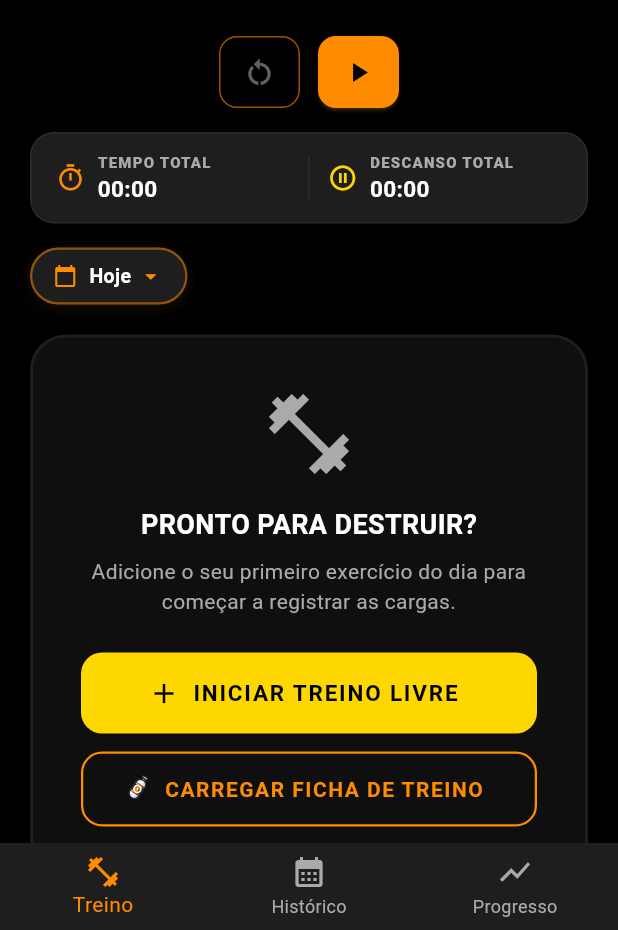
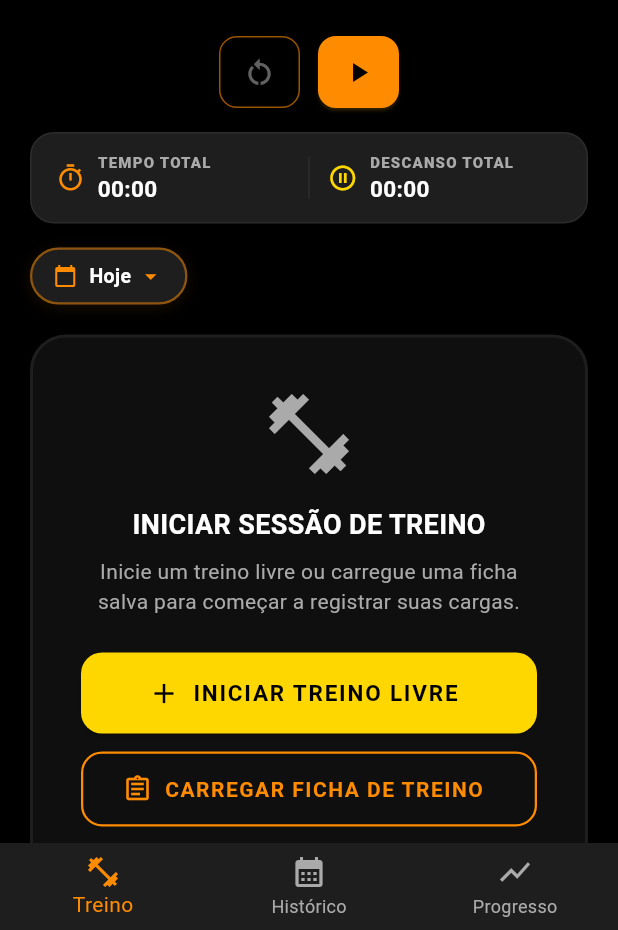
Before and after one commit to Luan-Diniz02/Gym_Saiyajin, a Flutter app: the screen it shows after launch, on a phone screen of 412 x 824 dp, the part 306-1236 px from its top. Run offline on Flutter 3.47's test engine with Material 3 defaults, Android fonts, the phone set to English and light mode, and no system bars; our stand-ins replace file_picker, fl_chart, flutter_local_notifications, image_picker, share_plus, shared_preferences and 3 more; missing offline and left inert: flutter_ringtone_player; accounts and stored records are empty.

Commit message:
refactor(treino): restaurar icones limpos em Fichas e atualizar titulo do card para 'INICIAR SESSAO DE TREINO'

```diff
--- a/lib/screens/treino_screen.dart
+++ b/lib/screens/treino_screen.dart
@@ -8,7 +8,6 @@ import '../models/exercicio.dart';
 import '../models/ficha_treino.dart';
 import '../models/serie.dart';
 import '../controllers/progresso_controller.dart';
-import '../widgets/capsule_icon.dart';
 import '../widgets/celebracao_transformacao_modal.dart';
 import '../widgets/config_tempo_descanso_modal.dart';
 import '../widgets/cronometro_widget.dart';
@@ -625,7 +624,8 @@ class _TreinoScreenState extends State<TreinoScreen> {
                           child: const Row(
                             mainAxisSize: MainAxisSize.min,
                             children: [
-                              CapsuleIcon(
+                              Icon(
+                                Icons.assignment_outlined,
                                 size: 16,
                                 color: AppColors.accent,
                               ),
@@ -910,7 +910,7 @@ class _TreinoScreenState extends State<TreinoScreen> {
           ),
           const SizedBox(height: 16),
           const Text(
-            'PRONTO PARA DESTRUIR?',
+            'INICIAR SESSÃO DE TREINO',
             style: TextStyle(
               fontSize: 18,
               fontWeight: FontWeight.bold,
@@ -919,7 +919,7 @@ class _TreinoScreenState extends State<TreinoScreen> {
           ),
           const SizedBox(height: 8),
           const Text(
-            'Adicione o seu primeiro exercício do dia para começar a registrar as cargas.',
+            'Inicie um treino livre ou carregue uma ficha salva para começar a registrar suas cargas.',
             textAlign: TextAlign.center,
             style: TextStyle(fontSize: 14, color: AppColors.textDimmed),
           ),
@@ -953,7 +953,7 @@ class _TreinoScreenState extends State<TreinoScreen> {
             height: 50,
             child: OutlinedButton.icon(
               onPressed: _abrirGerenciarFichas,
-              icon: const CapsuleIcon(size: 20, color: AppColors.primary),
+              icon: const Icon(Icons.assignment_outlined, size: 20, color: AppColors.primary),
               label: const Text(
                 'CARREGAR FICHA DE TREINO',
                 style: TextStyle(
--- a/lib/widgets/gerenciar_fichas_modal.dart
+++ b/lib/widgets/gerenciar_fichas_modal.dart
@@ -4,7 +4,6 @@ import '../controllers/treino_controller.dart';
 import '../models/ficha_treino.dart';
 import '../models/sessao_treino.dart';
 import '../theme/app_colors.dart';
-import 'capsule_icon.dart';
 import 'selecao_exercicio_modal.dart';
 
 class GerenciarFichasModal extends StatefulWidget {
@@ -178,9 +177,7 @@ class _GerenciarFichasModalState extends State<GerenciarFichasModal> {
                       width: 1,
                     ),
                   ),
-                  child: const Center(
-                    child: CapsuleIcon(color: AppColors.primary, size: 22),
-                  ),
+                  child: const Icon(Icons.assignment_outlined, color: AppColors.primary, size: 22),
                 ),
                 const SizedBox(width: 12),
                 const Expanded(
```
